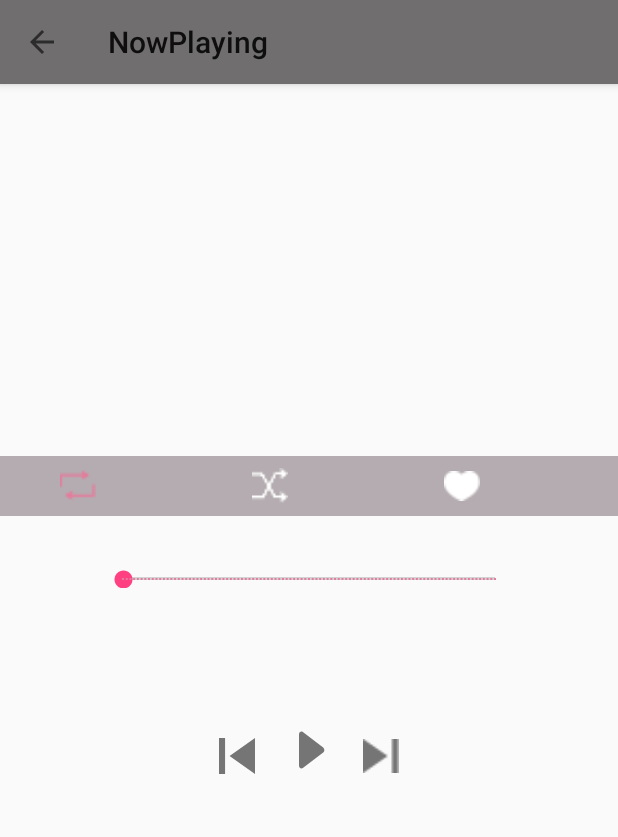
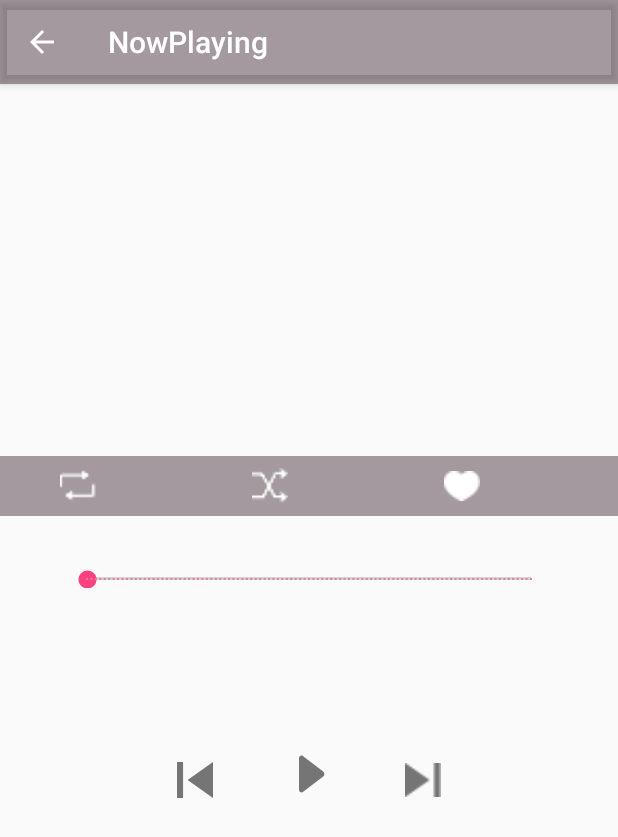
Before and after one commit to Mr-BE/Muzikon, an Android app: the NowPlaying screen opened directly, with no data from a screen before it, on a phone screen of 412 x 824 dp. Shown: the top 837 px of the screen. Run offline under Robolectric (Android 15) with nearby library versions, the phone set to English and light mode, and no system bars; 3 statements that could not run were skipped.

Commit message:
Initial Commit

```diff
--- a/app/src/main/java/com/kimandclak/musicapp/NowPlaying.java
+++ b/app/src/main/java/com/kimandclak/musicapp/NowPlaying.java
@@ -1,37 +1,88 @@
 package com.kimandclak.musicapp;
 
 import android.os.Bundle;
-import android.support.design.widget.FloatingActionButton;
-import android.support.design.widget.Snackbar;
 import android.support.v7.app.AppCompatActivity;
 import android.support.v7.widget.AppCompatImageView;
 import android.support.v7.widget.AppCompatTextView;
 import android.support.v7.widget.Toolbar;
-import android.view.View;
 
 public class NowPlaying extends AppCompatActivity {
+    boolean isPlaying;
+    boolean isRepeating;
+    boolean isFavourite;
+    boolean isShuffling;
 
     @Override
     protected void onCreate(Bundle savedInstanceState) {
         super.onCreate(savedInstanceState);
         setContentView(R.layout.activity_now_playing);
-        Toolbar toolbar = (Toolbar) findViewById(R.id.toolbar);
+        Toolbar toolbar = findViewById(R.id.toolbar);
         setSupportActionBar(toolbar);
         getSupportActionBar().setDisplayHomeAsUpEnabled(true);
         SongObject songObject = getIntent().getParcelableExtra("Song");
+        isPlaying = getIntent().getBooleanExtra("isPlaying", false);
 
+        //Song Art
         AppCompatImageView songImg = findViewById(R.id.song_img);
         songImg.setImageResource(songObject.getmImageId());
 
+        //Main info text
         AppCompatTextView title = findViewById(R.id.now_text1);
         title.setText(songObject.getmTitle());
 
+        //Sub info text
         AppCompatTextView otherInfo = findViewById(R.id.now_text2);
         otherInfo.setText(songObject.getmArtist()+"-"+songObject.getmAlbum());
 
+        //Play Button
         AppCompatImageView play = findViewById(R.id.now_play);
         play.setOnClickListener(e->{
-            play.setImageResource(R.drawable.pause_grey);
+            if (isPlaying) {
+                play.setImageResource(R.drawable.ic_play_arrow_24px);
+                isPlaying = false;
+            } else {
+                play.setImageResource(R.drawable.pause_grey);
+                isPlaying = true;
+            }
+        });
+
+        //Repeat Button
+        AppCompatImageView repeat = findViewById(R.id.repeat);
+        isRepeating = false;
+        repeat.setOnClickListener(e -> {
+            if (isRepeating) {
+                repeat.setImageResource(R.drawable.repeat_white);
+                isRepeating = false;
+            } else {
+                repeat.setImageResource(R.drawable.repeat_pink);
+                isRepeating = true;
+            }
+        });
+
+        //Shuffle Button
+        AppCompatImageView shuffle = findViewById(R.id.shuffle);
+        isShuffling = false;
+        shuffle.setOnClickListener(e -> {
+            if (isShuffling) {
+                shuffle.setImageResource(R.drawable.shuffle_white);
+                isShuffling = false;
+            } else {
+                shuffle.setImageResource(R.drawable.shuffle_pink);
+                isShuffling = true;
+            }
+        });
+
+        //Favourite Button
+        AppCompatImageView favourite = findViewById(R.id.favorite);
+        isFavourite = false;
+        favourite.setOnClickListener(e -> {
+            if (isFavourite) {
+                favourite.setImageResource(R.drawable.heart_white);
+                isFavourite = false;
+            } else {
+                favourite.setImageResource(R.drawable.heart_pink);
+                isFavourite = true;
+            }
         });
 
     }
--- a/app/src/main/res/layout/activity_now_playing.xml
+++ b/app/src/main/res/layout/activity_now_playing.xml
@@ -9,16 +9,14 @@
     <android.support.design.widget.AppBarLayout
         android:layout_width="match_parent"
         android:layout_height="wrap_content"
-        android:background="#00ffffff"
-        app:popupTheme="@style/AppTheme.AppBarOverlay">
+        android:background="@color/now_p_transp"
+        android:theme="@style/AppTheme.AppBarOverlay">
 
         <android.support.v7.widget.Toolbar
             android:id="@+id/toolbar"
             android:layout_width="match_parent"
             android:layout_height="?attr/actionBarSize"
-            android:layout_weight="1"
-            android:background="?attr/colorPrimary"
-            app:popupTheme="@style/AppTheme.PopupOverlay"/>
+            app:popupTheme="@style/AppTheme.PopupOverlay" />
 
     </android.support.design.widget.AppBarLayout>
 
--- a/app/src/main/res/layout/content_now_playing.xml
+++ b/app/src/main/res/layout/content_now_playing.xml
@@ -1,7 +1,6 @@
 <?xml version="1.0" encoding="utf-8"?>
 <RelativeLayout xmlns:android="http://schemas.android.com/apk/res/android"
     xmlns:app="http://schemas.android.com/apk/res-auto"
-    xmlns:tools="http://schemas.android.com/tools"
     android:layout_width="match_parent"
     android:layout_height="match_parent">
     <android.support.v7.widget.AppCompatImageView
@@ -12,20 +11,24 @@
         android:layout_width="match_parent"
         android:layout_height="40dp"
         android:layout_marginTop="304dp"
-        android:background="#6448343e">
+        android:background="@color/now_p_transp">
         <android.support.v7.widget.AppCompatImageView
             android:id="@+id/repeat"
             android:layout_width="24dp"
             android:layout_height="24dp"
             android:layout_gravity="start|center_vertical"
             android:layout_marginStart="40dp"
-            android:src="@drawable/repeat_pink"/>
+            android:clickable="true"
+            android:focusable="true"
+            android:src="@drawable/repeat_white" />
         <android.support.v7.widget.AppCompatImageView
             android:id="@+id/shuffle"
             android:layout_width="24dp"
             android:layout_height="24dp"
             android:layout_marginStart="104dp"
             android:layout_gravity="center_vertical"
+            android:clickable="true"
+            android:focusable="true"
             android:src="@drawable/shuffle_white"/>
         <android.support.v7.widget.AppCompatImageView
             android:id="@+id/favorite"
@@ -33,11 +36,13 @@
             android:layout_height="24dp"
             android:layout_gravity="center_vertical"
             android:layout_marginStart="104dp"
+            android:clickable="true"
+            android:focusable="true"
             android:src="@drawable/heart_white"/>
     </android.support.v7.widget.LinearLayoutCompat>
     <android.support.v7.widget.AppCompatSeekBar
         android:id="@+id/seekBar"
-        android:layout_width="280dp"
+        android:layout_width="328dp"
         android:layout_height="12dp"
         android:layout_alignTop="@id/song_img"
         android:layout_marginTop="380dp"
@@ -52,10 +57,10 @@
         android:ellipsize="marquee"
         android:marqueeRepeatLimit ="marquee_forever"
         android:scrollHorizontally="true"
-        android:layout_marginTop="16dp"
+        android:layout_marginTop="24dp"
         android:layout_centerHorizontal="true"
         android:fontFamily="@font/roboto_bold"
-        android:textSize="@dimen/text_20sp"
+        android:textSize="@dimen/text_size_largest"
         android:textColor="@color/colorPrimary"/>
     <android.support.v7.widget.AppCompatTextView
         android:id="@+id/now_text2"
@@ -69,7 +74,7 @@
         android:layout_marginTop="32dp"
         android:layout_centerHorizontal="true"
         android:fontFamily="@font/roboto"
-        android:textSize="@dimen/text_20sp"
+        android:textSize="@dimen/text_size_largest"
         android:textColor="@color/app_pink"/>
     <android.support.v7.widget.AppCompatImageView
         android:id="@+id/now_play"
@@ -77,7 +82,7 @@
         android:layout_height="48dp"
         android:src="@drawable/ic_play_arrow_24px"
         android:layout_alignTop="@id/now_text2"
-        android:layout_marginTop="48dp"
+        android:layout_marginTop="56dp"
         android:clickable="true"
         android:layout_centerHorizontal="true"
         android:focusable="true" />
@@ -88,8 +93,8 @@
         android:src="@drawable/ic_back_grey"
         android:layout_alignTop="@id/now_text2"
         android:layout_alignEnd="@id/now_play"
-        android:layout_marginEnd="60dp"
-        android:layout_marginTop="64dp"
+        android:layout_marginEnd="88dp"
+        android:layout_marginTop="72dp"
         android:layout_centerHorizontal="true"
         android:focusable="true" />
     <android.support.v7.widget.AppCompatImageView
@@ -99,8 +104,8 @@
         android:src="@drawable/forward_grey"
         android:layout_alignTop="@id/now_text2"
         android:layout_alignStart="@id/now_play"
-        android:layout_marginStart="60dp"
-        android:layout_marginTop="64dp"
+        android:layout_marginStart="88dp"
+        android:layout_marginTop="72dp"
         android:layout_centerHorizontal="true"
         android:focusable="true" />
 
--- a/app/src/main/res/layout/fragment_main.xml
+++ b/app/src/main/res/layout/fragment_main.xml
@@ -8,7 +8,6 @@ android:layout_height="match_parent"
 app:layout_behavior="@string/appbar_scrolling_view_behavior"
 tools:showIn="@layout/activity_main"
 tools:context=".MainActivity">
-
 <android.support.v7.widget.RecyclerView
     android:id="@+id/song_recycler"
     android:layout_width="match_parent"
--- a/app/src/main/res/layout/song_list_item.xml
+++ b/app/src/main/res/layout/song_list_item.xml
@@ -22,14 +22,14 @@
             android:id="@+id/song_title"
             android:layout_width="wrap_content"
             android:layout_height="wrap_content"
-            android:textSize="@dimen/text_16sp"
+            android:textSize="@dimen/text_size_large"
             android:textColor="@color/black"
             android:fontFamily="@font/roboto_medium"/>
         <TextView
             android:id="@+id/song_album"
             android:layout_width="wrap_content"
             android:layout_height="wrap_content"
-            android:textSize="@dimen/text_14sp"
+            android:textSize="@dimen/text_size_medium"
             android:textColor="@color/black"
             android:fontFamily="@font/roboto_medium"/>
 
--- a/app/src/main/res/values/colors.xml
+++ b/app/src/main/res/values/colors.xml
@@ -6,4 +6,5 @@
     <color name="black">#000</color>
     <color name="album_title">#777576</color>
     <color name="app_pink">#E27E9D</color>
+    <color name="now_p_transp">#7d48343e</color>
 </resources>
--- a/app/src/main/res/values/dimens.xml
+++ b/app/src/main/res/values/dimens.xml
@@ -5,9 +5,9 @@
     <dimen name="fab_margin">16dp</dimen>
     <dimen name="appbar_padding_top">8dp</dimen>
     <dimen name="text_margin">16dp</dimen>
-    <dimen name="text_16sp">16sp</dimen>
-    <dimen name="text_14sp">14sp</dimen>
-    <dimen name="text_12sp">12sp</dimen>
+    <dimen name="text_size_large">16sp</dimen>
+    <dimen name="text_size_medium">14sp</dimen>
+    <dimen name="text_size_small">12sp</dimen>
     <dimen name="card_margin">5dp</dimen>
     <dimen name="album_cover_height">160dp</dimen>
     <dimen name="album_title_padding">10dp</dimen>
@@ -18,5 +18,5 @@
     <dimen name="ic_album_overflow_height">30dp</dimen>
     <dimen name="ic_album_overflow_margin_top">10dp</dimen>
     <dimen name="card_album_radius">0dp</dimen>
-    <dimen name="text_20sp">20sp</dimen>
+    <dimen name="text_size_largest">25sp</dimen>
 </resources>
--- a/app/src/main/res/values/strings.xml
+++ b/app/src/main/res/values/strings.xml
@@ -11,4 +11,5 @@
     <string name="songs">songs</string>
     <string name="title_activity_info">InfoActivity</string>
     <string name="title_activity_now_playing">NowPlaying</string>
+    <string name="info_title">Album Info</string>
 </resources>
--- a/app/src/main/res/values/styles.xml
+++ b/app/src/main/res/values/styles.xml
@@ -16,7 +16,13 @@
 
     <style name="AppTheme.AppBarOverlay" parent="ThemeOverlay.AppCompat.Dark.ActionBar"/>
 
+    <style name="AppTheme.AppBarOverlay_2" parent="ThemeOverlay.AppCompat.Dark.ActionBar">
+
+    </style>
+
     <style name="AppTheme.PopupOverlay" parent="ThemeOverlay.AppCompat.Light" />
+
+    <style name="AppTheme.PopupOverlay.Dark" parent="ThemeOverlay.AppCompat.Dark" />
 
 
 </resources>
```
Also changed, not shown: app/src/main/java/com/kimandclak/musicapp/Album.java (+7 -3 lines), app/src/main/java/com/kimandclak/musicapp/AlbumFragment.java (+18 -65 lines), app/src/main/java/com/kimandclak/musicapp/InfoActivity.java (+4 -4 lines), app/src/main/java/com/kimandclak/musicapp/MainActivity.java (+9 -6 lines), app/src/main/java/com/kimandclak/musicapp/SongsFragment.java (+41 -7 lines), app/src/main/res/layout/activity_info.xml (+22 -14 lines), app/src/main/res/layout/activity_main.xml (+90 -69 lines), app/src/main/res/layout/album_list_item.xml (+1 -10 lines), app/src/main/res/layout/content_info.xml (deleted, +0 -9 lines).
